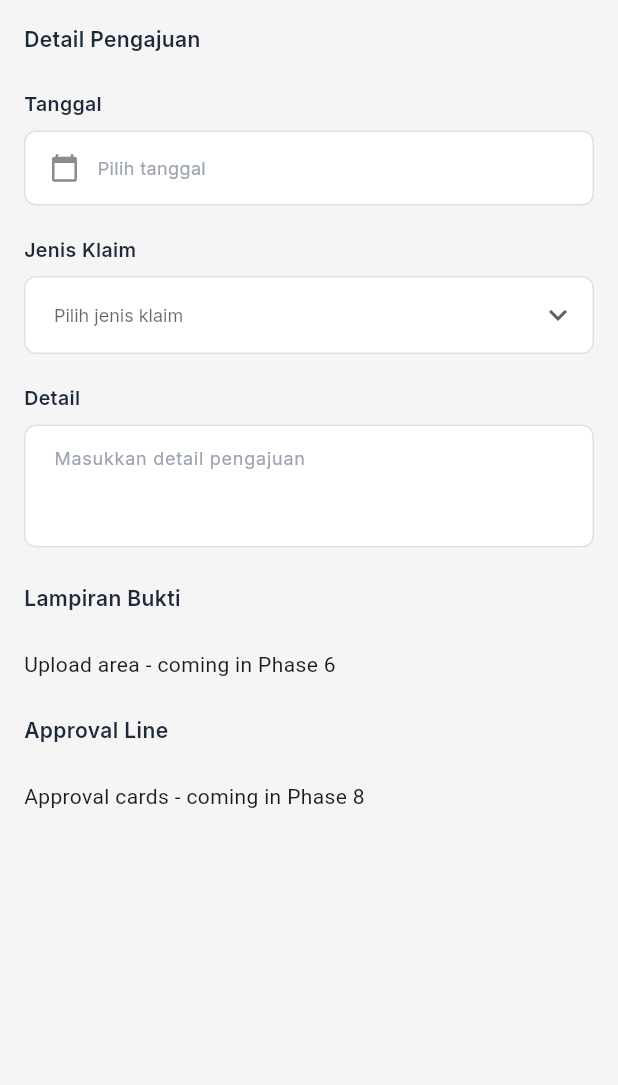
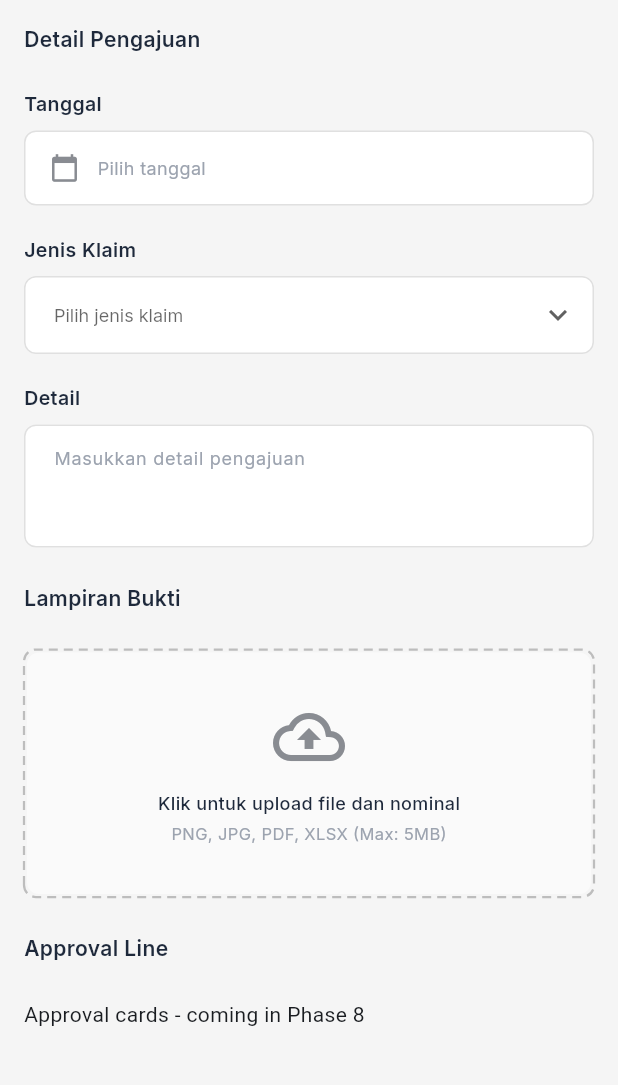
Before and after one commit to RulyOctareza/reimburse_venturo, a Flutter app: the ReimbursementFormPage screen opened by its route, on a phone screen of 412 x 824 dp, the part 84-1169 px from its top. Run offline on Flutter 3.47's test engine with Material 3 defaults, Android fonts, the light colour scheme and no system bars; drawn by our look-alikes of dotted_border; our stand-ins replace get, google_fonts, table_calendar.

Commit message:
feat: create upload area initial state
- Create dotted border upload box
- Add upload icon and text
- Implement onTap to show bottom sheet
- Style according to design

```diff
--- a/lib/app/presentation/pages/reimbursement_form_page.dart
+++ b/lib/app/presentation/pages/reimbursement_form_page.dart
@@ -5,6 +5,7 @@ import 'package:reimburse_venturo/app/presentation/widgets/custom_dropdown.dart'
 import 'package:reimburse_venturo/app/presentation/widgets/custom_text_field.dart';
 import 'package:reimburse_venturo/app/presentation/widgets/date_picker_field.dart';
 import 'package:reimburse_venturo/app/presentation/widgets/section_header.dart';
+import 'package:reimburse_venturo/app/presentation/widgets/upload_area.dart';
 import 'package:reimburse_venturo/core/constants/app_colors.dart';
 import 'package:reimburse_venturo/core/constants/claim_types.dart';
 
@@ -73,7 +74,16 @@ class ReimbursementFormPage extends GetView<ReimbursementFormController> {
             // Section 2: Lampiran Bukti
             const SectionHeader(title: 'Lampiran Bukti'),
             const SizedBox(height: 12),
-            const Text('Upload area - coming in Phase 6'),
+            UploadArea(
+              onTap: () {
+                // Bottom sheet will be implemented in next commit
+                Get.snackbar(
+                  'Info',
+                  'Upload bottom sheet akan diimplementasi di commit berikutnya',
+                  snackPosition: SnackPosition.BOTTOM,
+                );
+              },
+            ),
             const SizedBox(height: 24),
 
             // Section 3: Approval Line
--- /dev/null
+++ b/lib/app/presentation/widgets/upload_area.dart
@@ -0,0 +1,59 @@
+import 'package:dotted_border/dotted_border.dart';
+import 'package:flutter/material.dart';
+import 'package:reimburse_venturo/core/constants/app_colors.dart';
+import 'package:reimburse_venturo/core/theme/app_text_styles.dart';
+
+class UploadArea extends StatelessWidget {
+  final VoidCallback onTap;
+
+  const UploadArea({
+    super.key,
+    required this.onTap,
+  });
+
+  @override
+  Widget build(BuildContext context) {
+    return GestureDetector(
+      onTap: onTap,
+      child: DottedBorder(
+        color: Colors.grey.shade400,
+        strokeWidth: 1.5,
+        dashPattern: const [6, 4],
+        borderType: BorderType.RRect,
+        radius: const Radius.circular(8),
+        child: Container(
+          width: double.infinity,
+          padding: const EdgeInsets.symmetric(vertical: 32),
+          decoration: BoxDecoration(
+            color: Colors.grey.shade50,
+            borderRadius: BorderRadius.circular(8),
+          ),
+          child: Column(
+            mainAxisAlignment: MainAxisAlignment.center,
+            children: [
+              Icon(
+                Icons.cloud_upload_outlined,
+                size: 48,
+                color: AppColors.textLightGray,
+              ),
+              const SizedBox(height: 12),
+              Text(
+                'Klik untuk upload file dan nominal',
+                style: AppTextStyles.bodyMedium.copyWith(
+                  fontWeight: FontWeight.w500,
+                ),
+              ),
+              const SizedBox(height: 4),
+              Text(
+                'PNG, JPG, PDF, XLSX (Max: 5MB)',
+                style: AppTextStyles.hint.copyWith(
+                  fontSize: 11,
+                ),
+              ),
+            ],
+          ),
+        ),
+      ),
+    );
+  }
+}
```
